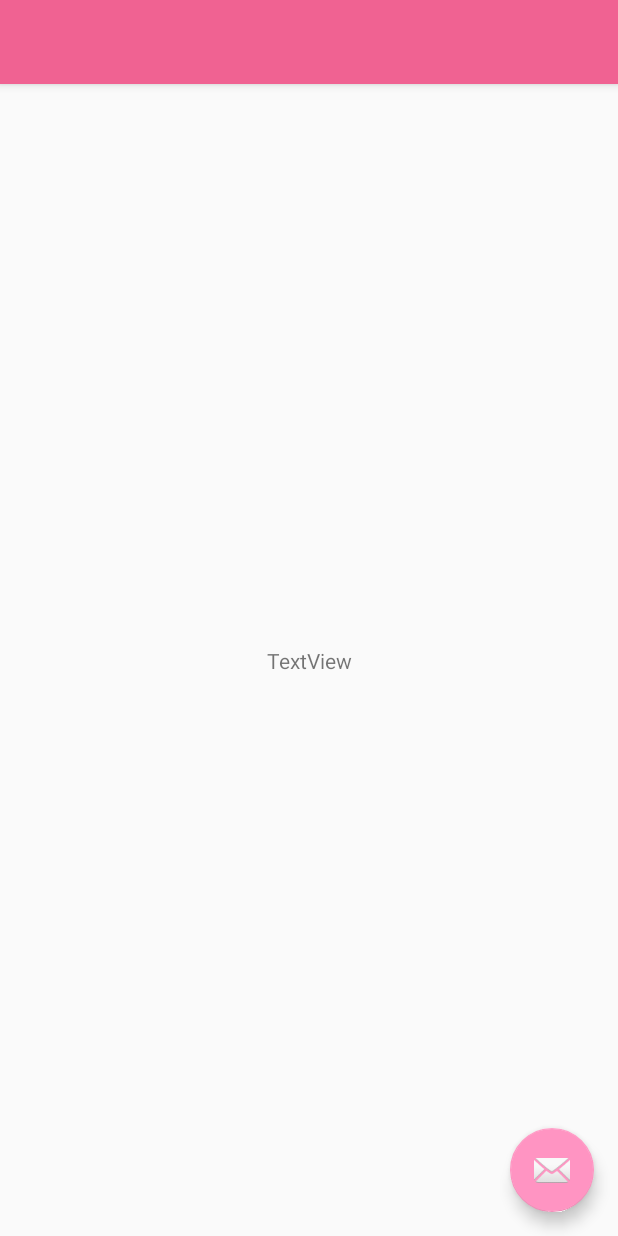
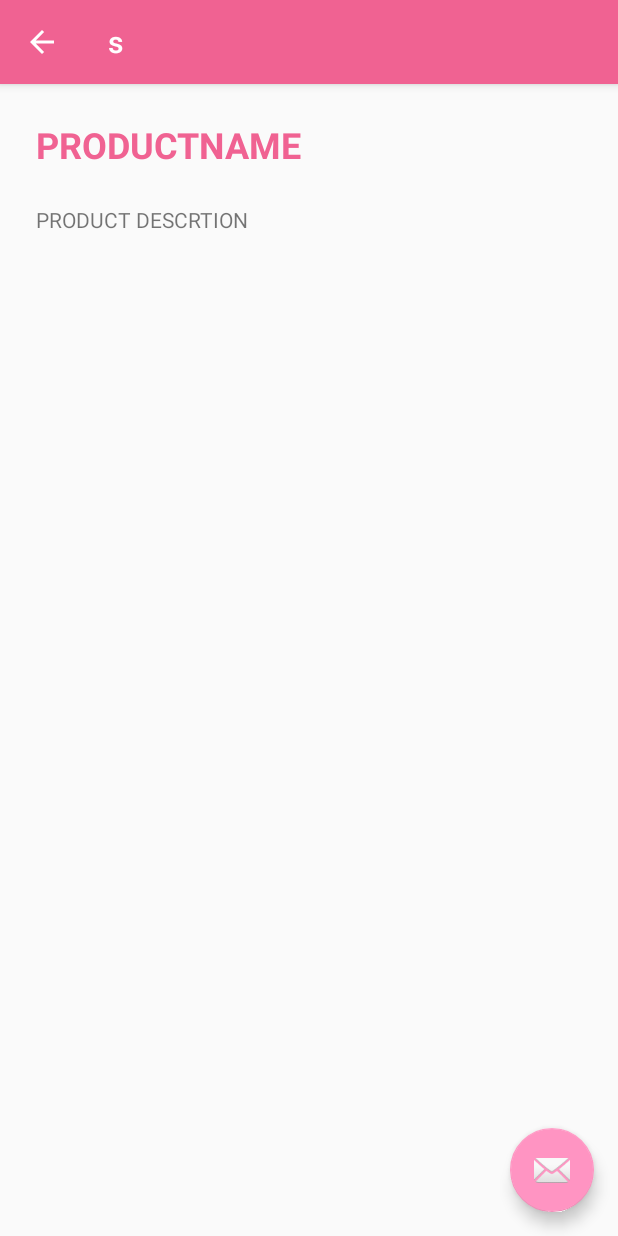
Before and after one commit to kantee2540/cosmetic, an Android app: the layout activity_cosmetic_info.xml on its own in the app's theme, with its tools: preview values and no code run, on a phone screen of 412 x 824 dp. Run offline under Robolectric (Android 15) with nearby library versions, the phone set to English and light mode, and no system bars.

Commit message:
Send variable to cosmeticinfo

```diff
--- a/app/build.gradle
+++ b/app/build.gradle
@@ -17,6 +17,7 @@ android {
             buildConfigField "String", "server_url", "\"http://192.168.1.175:8080/webService/\""
         }
         release {
+            buildConfigField "String", "server_url", "\"http://192.168.1.175:8080/webService/\""
             minifyEnabled false
             proguardFiles getDefaultProguardFile('proguard-android-optimize.txt'), 'proguard-rules.pro'
 
--- a/app/src/main/AndroidManifest.xml
+++ b/app/src/main/AndroidManifest.xml
@@ -13,7 +13,6 @@
         tools:ignore="GoogleAppIndexingWarning">
         <activity
             android:name=".CosmeticInfoActivity"
-            android:label="@string/app_name"
             android:theme="@style/AppTheme.NoActionBar"/>
         <activity
             android:name=".MainActivity"
--- a/app/src/main/java/com/example/cosmetic/CosmeticInfoActivity.kt
+++ b/app/src/main/java/com/example/cosmetic/CosmeticInfoActivity.kt
@@ -5,6 +5,7 @@ import com.google.android.material.snackbar.Snackbar
 import androidx.appcompat.app.AppCompatActivity;
 
 import kotlinx.android.synthetic.main.activity_cosmetic_info.*
+import kotlinx.android.synthetic.main.content_cosmetic_info.*
 
 class CosmeticInfoActivity : AppCompatActivity() {
 
@@ -13,6 +14,12 @@ class CosmeticInfoActivity : AppCompatActivity() {
         setContentView(R.layout.activity_cosmetic_info)
         setSupportActionBar(toolbar)
 
+        product_textview.text = intent.getStringExtra("product_name")
+        description_textview.text = intent.getStringExtra("product_description")
+        toolbar.title = intent.getStringExtra("product_brand")
+
+        toolbar.setNavigationOnClickListener { finish() }
+
         fab.setOnClickListener { view ->
             Snackbar.make(view, "Replace with your own action", Snackbar.LENGTH_LONG)
                     .setAction("Action", null).show()
--- a/app/src/main/java/com/example/cosmetic/SearchAdapter.kt
+++ b/app/src/main/java/com/example/cosmetic/SearchAdapter.kt
@@ -1,6 +1,5 @@
 package com.example.cosmetic
 
-import android.app.Activity
 import android.content.Context
 import android.content.Intent
 import android.view.LayoutInflater
@@ -9,7 +8,7 @@ import android.view.ViewGroup
 import androidx.recyclerview.widget.RecyclerView
 import kotlinx.android.synthetic.main.search_item_list.view.*
 
-class SearchAdapter(val productSet: ArrayList<ProductModel>, val context: Context) : RecyclerView.Adapter<SearchAdapter.MyViewHolder>() {
+class SearchAdapter(private val productSet: ArrayList<ProductModel>, private val context: Context) : RecyclerView.Adapter<SearchAdapter.MyViewHolder>() {
 
     override fun getItemCount(): Int {
         return productSet.size
@@ -20,6 +19,9 @@ class SearchAdapter(val productSet: ArrayList<ProductModel>, val context: Contex
         holder.descriptionTv.text = productSet[position].productDescription
         holder.searchLayout.setOnClickListener {
             val intent = Intent(context, CosmeticInfoActivity::class.java)
+            intent.putExtra("product_name", productSet[position].productName)
+            intent.putExtra("product_description", productSet[position].productDescription)
+            intent.putExtra("product_brand", productSet[position].brandName)
             context.startActivity(intent)
         }
     }
--- /dev/null
+++ b/app/src/main/res/drawable/ic_arrow_back_black_24dp.xml
@@ -0,0 +1,5 @@
+<vector android:height="24dp" android:tint="#FFFFFF"
+    android:viewportHeight="24.0" android:viewportWidth="24.0"
+    android:width="24dp" xmlns:android="http://schemas.android.com/apk/res/android">
+    <path android:fillColor="#FF000000" android:pathData="M20,11H7.83l5.59,-5.59L12,4l-8,8 8,8 1.41,-1.41L7.83,13H20v-2z"/>
+</vector>
--- a/app/src/main/res/layout/activity_cosmetic_info.xml
+++ b/app/src/main/res/layout/activity_cosmetic_info.xml
@@ -16,6 +16,8 @@
             android:layout_width="match_parent"
             android:layout_height="?attr/actionBarSize"
             android:background="?attr/colorPrimary"
+            app:title="s"
+            app:navigationIcon="@drawable/ic_arrow_back_black_24dp"
             app:popupTheme="@style/AppTheme.PopupOverlay" />
 
     </com.google.android.material.appbar.AppBarLayout>
--- a/app/src/main/res/layout/content_cosmetic_info.xml
+++ b/app/src/main/res/layout/content_cosmetic_info.xml
@@ -9,16 +9,27 @@
     tools:showIn="@layout/activity_cosmetic_info">
 
     <TextView
-        android:id="@+id/textView2"
-        android:layout_width="wrap_content"
+        android:id="@+id/product_textview"
+        android:layout_width="0dp"
         android:layout_height="wrap_content"
-        android:layout_marginStart="8dp"
-        android:layout_marginTop="8dp"
+        android:layout_marginStart="24dp"
+        android:layout_marginTop="24dp"
         android:layout_marginEnd="8dp"
-        android:layout_marginBottom="8dp"
-        android:text="TextView"
-        app:layout_constraintBottom_toBottomOf="parent"
+        android:text="PRODUCTNAME"
+        android:textColor="@color/colorPrimary"
+        android:textSize="24sp"
+        android:textStyle="bold"
         app:layout_constraintEnd_toEndOf="parent"
         app:layout_constraintStart_toStartOf="parent"
         app:layout_constraintTop_toTopOf="parent" />
+
+    <TextView
+        android:id="@+id/description_textview"
+        android:layout_width="0dp"
+        android:layout_height="wrap_content"
+        android:layout_marginTop="24dp"
+        android:text="PRODUCT DESCRTION"
+        app:layout_constraintEnd_toEndOf="@+id/product_textview"
+        app:layout_constraintStart_toStartOf="@+id/product_textview"
+        app:layout_constraintTop_toBottomOf="@+id/product_textview" />
 </androidx.constraintlayout.widget.ConstraintLayout>
```
